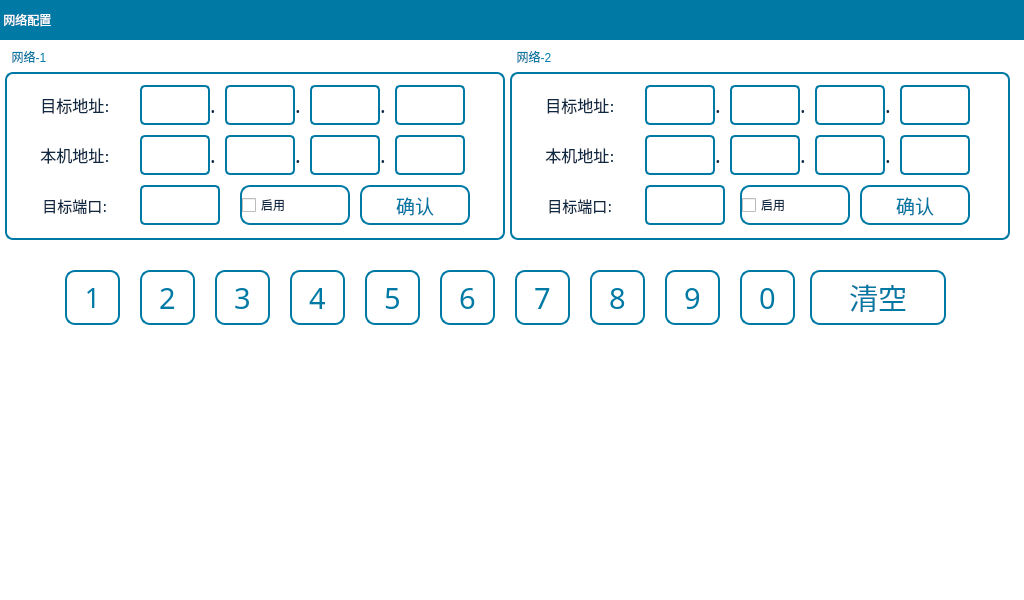
Micheal1022/HostAppProject, file SSHostSet/SystemSet/confnetwork.ui: the form before one commit.
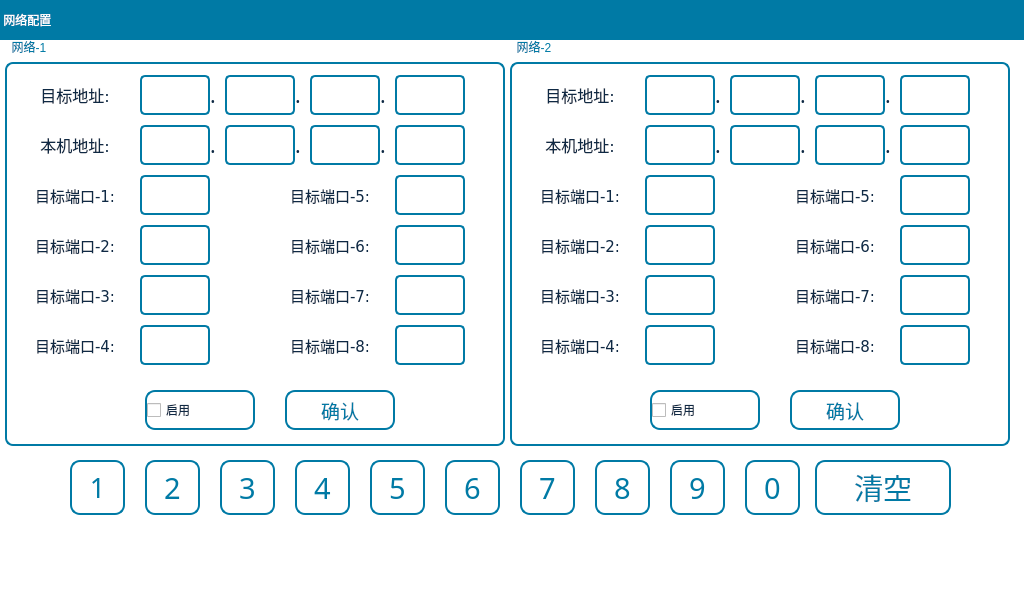
The form after the commit. Icons and pictures are not drawn.

Commit message: 1.添加端口配置 2.修更改数据库接口 3.调整NODEINFO、SYSTEM两个数据库文件

What changed in the file:
```diff
--- a/SSHostSet/SystemSet/confnetwork.ui
+++ b/SSHostSet/SystemSet/confnetwork.ui
@@ -132,9 +132,9 @@
    <property name="geometry">
     <rect>
      <x>5</x>
-     <y>50</y>
+     <y>40</y>
      <width>500</width>
-     <height>190</height>
+     <height>406</height>
     </rect>
    </property>
    <property name="focusPolicy">
@@ -527,7 +527,7 @@
 }</string>
     </property>
     <property name="text">
-     <string>目标端口:</string>
+     <string>目标端口-1:</string>
     </property>
     <property name="alignment">
      <set>Qt::AlignCenter</set>
@@ -538,7 +538,7 @@
      <rect>
       <x>135</x>
       <y>135</y>
-      <width>80</width>
+      <width>70</width>
       <height>40</height>
      </rect>
     </property>
@@ -716,8 +716,8 @@
    <widget class="QToolButton" name="tBtnNetWorkOk_1">
     <property name="geometry">
      <rect>
-      <x>355</x>
-      <y>135</y>
+      <x>280</x>
+      <y>350</y>
       <width>110</width>
       <height>40</height>
      </rect>
@@ -754,8 +754,8 @@
    <widget class="QCheckBox" name="checkBox_1">
     <property name="geometry">
      <rect>
-      <x>235</x>
-      <y>135</y>
+      <x>140</x>
+      <y>350</y>
       <width>110</width>
       <height>40</height>
      </rect>
@@ -764,6 +764,503 @@
      <string>启用</string>
     </property>
    </widget>
+   <widget class="QLineEdit" name="lineEditPort_12">
+    <property name="geometry">
+     <rect>
+      <x>135</x>
+      <y>185</y>
+      <width>70</width>
+      <height>40</height>
+     </rect>
+    </property>
+    <property name="font">
+     <font>
+      <family>文泉驿等宽微米黑</family>
+      <pointsize>14</pointsize>
+      <weight>50</weight>
+      <italic>false</italic>
+      <bold>false</bold>
+     </font>
+    </property>
+    <property name="focusPolicy">
+     <enum>Qt::ClickFocus</enum>
+    </property>
+    <property name="contextMenuPolicy">
+     <enum>Qt::NoContextMenu</enum>
+    </property>
+    <property name="styleSheet">
+     <string notr="true"/>
+    </property>
+    <property name="text">
+     <string/>
+    </property>
+    <property name="maxLength">
+     <number>6</number>
+    </property>
+    <property name="echoMode">
+     <enum>QLineEdit::Normal</enum>
+    </property>
+    <property name="alignment">
+     <set>Qt::AlignRight|Qt::AlignTrailing|Qt::AlignVCenter</set>
+    </property>
+   </widget>
+   <widget class="QLabel" name="lbPort_12">
+    <property name="geometry">
+     <rect>
+      <x>10</x>
+      <y>185</y>
+      <width>120</width>
+      <height>40</height>
+     </rect>
+    </property>
+    <property name="font">
+     <font>
+      <family>DejaVu Sans</family>
+      <pointsize>11</pointsize>
+      <weight>50</weight>
+      <italic>false</italic>
+      <bold>false</bold>
+     </font>
+    </property>
+    <property name="styleSheet">
+     <string notr="true">QLabel{
+font: 11pt &quot;DejaVu Sans&quot;;
+color:rgb(15, 41, 68);
+}</string>
+    </property>
+    <property name="text">
+     <string>目标端口-2:</string>
+    </property>
+    <property name="alignment">
+     <set>Qt::AlignCenter</set>
+    </property>
+   </widget>
+   <widget class="QLineEdit" name="lineEditPort_15">
+    <property name="geometry">
+     <rect>
+      <x>390</x>
+      <y>135</y>
+      <width>70</width>
+      <height>40</height>
+     </rect>
+    </property>
+    <property name="font">
+     <font>
+      <family>文泉驿等宽微米黑</family>
+      <pointsize>14</pointsize>
+      <weight>50</weight>
+      <italic>false</italic>
+      <bold>false</bold>
+     </font>
+    </property>
+    <property name="focusPolicy">
+     <enum>Qt::ClickFocus</enum>
+    </property>
+    <property name="contextMenuPolicy">
+     <enum>Qt::NoContextMenu</enum>
+    </property>
+    <property name="styleSheet">
+     <string notr="true"/>
+    </property>
+    <property name="text">
+     <string/>
+    </property>
+    <property name="maxLength">
+     <number>6</number>
+    </property>
+    <property name="echoMode">
+     <enum>QLineEdit::Normal</enum>
+    </property>
+    <property name="alignment">
+     <set>Qt::AlignRight|Qt::AlignTrailing|Qt::AlignVCenter</set>
+    </property>
+   </widget>
+   <widget class="QLabel" name="lbPort_15">
+    <property name="geometry">
+     <rect>
+      <x>265</x>
+      <y>135</y>
+      <width>120</width>
+      <height>40</height>
+     </rect>
+    </property>
+    <property name="font">
+     <font>
+      <family>DejaVu Sans</family>
+      <pointsize>11</pointsize>
+      <weight>50</weight>
+      <italic>false</italic>
+      <bold>false</bold>
+     </font>
+    </property>
+    <property name="styleSheet">
+     <string notr="true">QLabel{
+font: 11pt &quot;DejaVu Sans&quot;;
+color:rgb(15, 41, 68);
+}</string>
+    </property>
+    <property name="text">
+     <string>目标端口-5:</string>
+    </property>
+    <property name="alignment">
+     <set>Qt::AlignCenter</set>
+    </property>
+   </widget>
+   <widget class="QLabel" name="lbPort_16">
+    <property name="geometry">
+     <rect>
+      <x>265</x>
+      <y>185</y>
+      <width>120</width>
+      <height>40</height>
+     </rect>
+    </property>
+    <property name="font">
+     <font>
+      <family>DejaVu Sans</family>
+      <pointsize>11</pointsize>
+      <weight>50</weight>
+      <italic>false</italic>
+      <bold>false</bold>
+     </font>
+    </property>
+    <property name="styleSheet">
+     <string notr="true">QLabel{
+font: 11pt &quot;DejaVu Sans&quot;;
+color:rgb(15, 41, 68);
+}</string>
+    </property>
+    <property name="text">
+     <string>目标端口-6:</string>
+    </property>
+    <property name="alignment">
+     <set>Qt::AlignCenter</set>
+    </property>
+   </widget>
+   <widget class="QLineEdit" name="lineEditPort_16">
+    <property name="geometry">
+     <rect>
+      <x>390</x>
+      <y>185</y>
+      <width>70</width>
+      <height>40</height>
+     </rect>
+    </property>
+    <property name="font">
+     <font>
+      <family>文泉驿等宽微米黑</family>
+      <pointsize>14</pointsize>
+      <weight>50</weight>
+      <italic>false</italic>
+      <bold>false</bold>
+     </font>
+    </property>
+    <property name="focusPolicy">
+     <enum>Qt::ClickFocus</enum>
+    </property>
+    <property name="contextMenuPolicy">
+     <enum>Qt::NoContextMenu</enum>
+    </property>
+    <property name="styleSheet">
+     <string notr="true"/>
+    </property>
+    <property name="text">
+     <string/>
+    </property>
+    <property name="maxLength">
+     <number>6</number>
+    </property>
+    <property name="echoMode">
+     <enum>QLineEdit::Normal</enum>
+    </property>
+    <property name="alignment">
+     <set>Qt::AlignRight|Qt::AlignTrailing|Qt::AlignVCenter</set>
+    </property>
+   </widget>
+   <widget class="QLineEdit" name="lineEditPort_17">
+    <property name="geometry">
+     <rect>
+      <x>390</x>
+      <y>235</y>
+      <width>70</width>
+      <height>40</height>
+     </rect>
+    </property>
+    <property name="font">
+     <font>
+      <family>文泉驿等宽微米黑</family>
+      <pointsize>14</pointsize>
+      <weight>50</weight>
+      <italic>false</italic>
+      <bold>false</bold>
+     </font>
+    </property>
+    <property name="focusPolicy">
+     <enum>Qt::ClickFocus</enum>
+    </property>
+    <property name="contextMenuPolicy">
+     <enum>Qt::NoContextMenu</enum>
+    </property>
+    <property name="styleSheet">
+     <string notr="true"/>
+    </property>
+    <property name="text">
+     <string/>
+    </property>
+    <property name="maxLength">
+     <number>6</number>
+    </property>
+    <property name="echoMode">
+     <enum>QLineEdit::Normal</enum>
+    </property>
+    <property name="alignment">
+     <set>Qt::AlignRight|Qt::AlignTrailing|Qt::AlignVCenter</set>
+    </property>
+   </widget>
+   <widget class="QLabel" name="lbPort_17">
+    <property name="geometry">
+     <rect>
+      <x>265</x>
+      <y>235</y>
+      <width>120</width>
+      <height>40</height>
+     </rect>
+    </property>
+    <property name="font">
+     <font>
+      <family>DejaVu Sans</family>
+      <pointsize>11</pointsize>
+      <weight>50</weight>
+      <italic>false</italic>
+      <bold>false</bold>
+     </font>
+    </property>
+    <property name="styleSheet">
+     <string notr="true">QLabel{
+font: 11pt &quot;DejaVu Sans&quot;;
+color:rgb(15, 41, 68);
+}</string>
+    </property>
+    <property name="text">
+     <string>目标端口-7:</string>
+    </property>
+    <property name="alignment">
+     <set>Qt::AlignCenter</set>
+    </property>
+   </widget>
+   <widget class="QLabel" name="lbPort_18">
+    <property name="geometry">
+     <rect>
+      <x>265</x>
+      <y>285</y>
+      <width>120</width>
+      <height>40</height>
+     </rect>
+    </property>
+    <property name="font">
+     <font>
+      <family>DejaVu Sans</family>
+      <pointsize>11</pointsize>
+      <weight>50</weight>
+      <italic>false</italic>
+      <bold>false</bold>
+     </font>
+    </property>
+    <property name="styleSheet">
+     <string notr="true">QLabel{
+font: 11pt &quot;DejaVu Sans&quot;;
+color:rgb(15, 41, 68);
+}</string>
+    </property>
+    <property name="text">
+     <string>目标端口-8:</string>
+    </property>
+    <property name="alignment">
+     <set>Qt::AlignCenter</set>
+    </property>
+   </widget>
+   <widget class="QLineEdit" name="lineEditPort_14">
+    <property name="geometry">
+     <rect>
+      <x>135</x>
+      <y>285</y>
+      <width>70</width>
+      <height>40</height>
+     </rect>
+    </property>
+    <property name="font">
+     <font>
+      <family>文泉驿等宽微米黑</family>
+      <pointsize>14</pointsize>
+      <weight>50</weight>
+      <italic>false</italic>
+      <bold>false</bold>
+     </font>
+    </property>
+    <property name="focusPolicy">
+     <enum>Qt::ClickFocus</enum>
+    </property>
+    <property name="contextMenuPolicy">
+     <enum>Qt::NoContextMenu</enum>
+    </property>
+    <property name="styleSheet">
+     <string notr="true"/>
+    </property>
+    <property name="text">
+     <string/>
+    </property>
+    <property name="maxLength">
+     <number>6</number>
+    </property>
+    <property name="echoMode">
+     <enum>QLineEdit::Normal</enum>
+    </property>
+    <property name="alignment">
+     <set>Qt::AlignRight|Qt::AlignTrailing|Qt::AlignVCenter</set>
+    </property>
+   </widget>
+   <widget class="QLineEdit" name="lineEditPort_13">
+    <property name="geometry">
+     <rect>
+      <x>135</x>
+      <y>235</y>
+      <width>70</width>
+      <height>40</height>
+     </rect>
+    </property>
+    <property name="font">
+     <font>
+      <family>文泉驿等宽微米黑</family>
+      <pointsize>14</pointsize>
+      <weight>50</weight>
+      <italic>false</italic>
+      <bold>false</bold>
+     </font>
+    </property>
+    <property name="focusPolicy">
+     <enum>Qt::ClickFocus</enum>
+    </property>
+    <property name="contextMenuPolicy">
+     <enum>Qt::NoContextMenu</enum>
+    </property>
+    <property name="styleSheet">
+     <string notr="true"/>
+    </property>
+    <property name="text">
+     <string/>
+    </property>
+    <property name="maxLength">
+     <number>6</number>
+    </property>
+    <property name="echoMode">
+     <enum>QLineEdit::Normal</enum>
+    </property>
+    <property name="alignment">
+     <set>Qt::AlignRight|Qt::AlignTrailing|Qt::AlignVCenter</set>
+    </property>
+   </widget>
+   <widget class="QLineEdit" name="lineEditPort_18">
+    <property name="geometry">
+     <rect>
+      <x>390</x>
+      <y>285</y>
+      <width>70</width>
+      <height>40</height>
+     </rect>
+    </property>
+    <property name="font">
+     <font>
+      <family>文泉驿等宽微米黑</family>
+      <pointsize>14</pointsize>
+      <weight>50</weight>
+      <italic>false</italic>
+      <bold>false</bold>
+     </font>
+    </property>
+    <property name="focusPolicy">
+     <enum>Qt::ClickFocus</enum>
+    </property>
+    <property name="contextMenuPolicy">
+     <enum>Qt::NoContextMenu</enum>
+    </property>
+    <property name="styleSheet">
+     <string notr="true"/>
+    </property>
+    <property name="text">
+     <string/>
+    </property>
+    <property name="maxLength">
+     <number>6</number>
+    </property>
+    <property name="echoMode">
+     <enum>QLineEdit::Normal</enum>
+    </property>
+    <property name="alignment">
+     <set>Qt::AlignRight|Qt::AlignTrailing|Qt::AlignVCenter</set>
+    </property>
+   </widget>
+   <widget class="QLabel" name="lbPort_14">
+    <property name="geometry">
+     <rect>
+      <x>10</x>
+      <y>285</y>
+      <width>120</width>
+      <height>40</height>
+     </rect>
+    </property>
+    <property name="font">
+     <font>
+      <family>DejaVu Sans</family>
+      <pointsize>11</pointsize>
+      <weight>50</weight>
+      <italic>false</italic>
+      <bold>false</bold>
+     </font>
+    </property>
+    <property name="styleSheet">
+     <string notr="true">QLabel{
+font: 11pt &quot;DejaVu Sans&quot;;
+color:rgb(15, 41, 68);
+}</string>
+    </property>
+    <property name="text">
+     <string>目标端口-4:</string>
+    </property>
+    <property name="alignment">
+     <set>Qt::AlignCenter</set>
+    </property>
+   </widget>
+   <widget class="QLabel" name="lbPort_13">
+    <property name="geometry">
+     <rect>
+      <x>10</x>
+      <y>235</y>
+      <width>120</width>
+      <height>40</height>
+     </rect>
+    </property>
+    <property name="font">
+     <font>
+      <family>DejaVu Sans</family>
+      <pointsize>11</pointsize>
+      <weight>50</weight>
+      <italic>false</italic>
+      <bold>false</bold>
+     </font>
+    </property>
+    <property name="styleSheet">
+     <string notr="true">QLabel{
+font: 11pt &quot;DejaVu Sans&quot;;
+color:rgb(15, 41, 68);
+}</string>
+    </property>
+    <property name="text">
+     <string>目标端口-3:</string>
+    </property>
+    <property name="alignment">
+     <set>Qt::AlignCenter</set>
+    </property>
+   </widget>
   </widget>
   <widget class="QGroupBox" name="gBoxAble_2">
    <property name="enabled">
@@ -772,9 +1269,9 @@
    <property name="geometry">
     <rect>
      <x>510</x>
-     <y>50</y>
+     <y>40</y>
      <width>500</width>
-     <height>190</height>
+     <height>406</height>
     </rect>
    </property>
    <property name="focusPolicy">
@@ -1167,7 +1664,7 @@
 }</string>
     </property>
     <property name="text">
-     <string>目标端口:</string>
+     <string>目标端口-1:</string>
     </property>
     <property name="alignment">
      <set>Qt::AlignCenter</set>
@@ -1178,7 +1675,7 @@
      <rect>
       <x>135</x>
       <y>135</y>
-      <width>80</width>
+      <width>70</width>
       <height>40</height>
      </rect>
     </property>
@@ -1356,8 +1853,8 @@
    <widget class="QToolButton" name="tBtnNetWorkOk_2">
     <property name="geometry">
      <rect>
-      <x>350</x>
-      <y>135</y>
+      <x>280</x>
+      <y>350</y>
       <width>110</width>
       <height>40</height>
      </rect>
@@ -1394,8 +1891,8 @@
    <widget class="QCheckBox" name="checkBox_2">
     <property name="geometry">
      <rect>
-      <x>230</x>
-      <y>135</y>
+      <x>140</x>
+      <y>350</y>
       <width>110</width>
       <height>40</height>
      </rect>
@@ -1404,12 +1901,509 @@
      <string>启用</string>
     </property>
    </widget>
+   <widget class="QLabel" name="lbPort_22">
+    <property name="geometry">
+     <rect>
+      <x>10</x>
+      <y>185</y>
+      <width>120</width>
+      <height>40</height>
+     </rect>
+    </property>
+    <property name="font">
+     <font>
+      <family>DejaVu Sans</family>
+      <pointsize>11</pointsize>
+      <weight>50</weight>
+      <italic>false</italic>
+      <bold>false</bold>
+     </font>
+    </property>
+    <property name="styleSheet">
+     <string notr="true">QLabel{
+font: 11pt &quot;DejaVu Sans&quot;;
+color:rgb(15, 41, 68);
+}</string>
+    </property>
+    <property name="text">
+     <string>目标端口-2:</string>
+    </property>
+    <property name="alignment">
+     <set>Qt::AlignCenter</set>
+    </property>
+   </widget>
+   <widget class="QLineEdit" name="lineEditPort_22">
+    <property name="geometry">
+     <rect>
+      <x>135</x>
+      <y>185</y>
+      <width>70</width>
+      <height>40</height>
+     </rect>
+    </property>
+    <property name="font">
+     <font>
+      <family>文泉驿等宽微米黑</family>
+      <pointsize>14</pointsize>
+      <weight>50</weight>
+      <italic>false</italic>
+      <bold>false</bold>
+     </font>
+    </property>
+    <property name="focusPolicy">
+     <enum>Qt::ClickFocus</enum>
+    </property>
+    <property name="contextMenuPolicy">
+     <enum>Qt::NoContextMenu</enum>
+    </property>
+    <property name="styleSheet">
+     <string notr="true"/>
+    </property>
+    <property name="text">
+     <string/>
+    </property>
+    <property name="maxLength">
+     <number>6</number>
+    </property>
+    <property name="echoMode">
+     <enum>QLineEdit::Normal</enum>
+    </property>
+    <property name="alignment">
+     <set>Qt::AlignRight|Qt::AlignTrailing|Qt::AlignVCenter</set>
+    </property>
+   </widget>
+   <widget class="QLineEdit" name="lineEditPort_23">
+    <property name="geometry">
+     <rect>
+      <x>135</x>
+      <y>235</y>
+      <width>70</width>
+      <height>40</height>
+     </rect>
+    </property>
+    <property name="font">
+     <font>
+      <family>文泉驿等宽微米黑</family>
+      <pointsize>14</pointsize>
+      <weight>50</weight>
+      <italic>false</italic>
+      <bold>false</bold>
+     </font>
+    </property>
+    <property name="focusPolicy">
+     <enum>Qt::ClickFocus</enum>
+    </property>
+    <property name="contextMenuPolicy">
+     <enum>Qt::NoContextMenu</enum>
+    </property>
+    <property name="styleSheet">
+     <string notr="true"/>
+    </property>
+    <property name="text">
+     <string/>
+    </property>
+    <property name="maxLength">
+     <number>6</number>
+    </property>
+    <property name="echoMode">
+     <enum>QLineEdit::Normal</enum>
+    </property>
+    <property name="alignment">
+     <set>Qt::AlignRight|Qt::AlignTrailing|Qt::AlignVCenter</set>
+    </property>
+   </widget>
+   <widget class="QLabel" name="lbPort_23">
+    <property name="geometry">
+     <rect>
+      <x>10</x>
+      <y>235</y>
+      <width>120</width>
+      <height>40</height>
+     </rect>
+    </property>
+    <property name="font">
+     <font>
+      <family>DejaVu Sans</family>
+      <pointsize>11</pointsize>
+      <weight>50</weight>
+      <italic>false</italic>
+      <bold>false</bold>
+     </font>
+    </property>
+    <property name="styleSheet">
+     <string notr="true">QLabel{
+font: 11pt &quot;DejaVu Sans&quot;;
+color:rgb(15, 41, 68);
+}</string>
+    </property>
+    <property name="text">
+     <string>目标端口-3:</string>
+    </property>
+    <property name="alignment">
+     <set>Qt::AlignCenter</set>
+    </property>
+   </widget>
+   <widget class="QLineEdit" name="lineEditPort_24">
+    <property name="geometry">
+     <rect>
+      <x>135</x>
+      <y>285</y>
+      <width>70</width>
+      <height>40</height>
+     </rect>
+    </property>
+    <property name="font">
+     <font>
+      <family>文泉驿等宽微米黑</family>
+      <pointsize>14</pointsize>
+      <weight>50</weight>
+      <italic>false</italic>
+      <bold>false</bold>
+     </font>
+    </property>
+    <property name="focusPolicy">
+     <enum>Qt::ClickFocus</enum>
+    </property>
+    <property name="contextMenuPolicy">
+     <enum>Qt::NoContextMenu</enum>
+    </property>
+    <property name="styleSheet">
+     <string notr="true"/>
+    </property>
+    <property name="text">
+     <string/>
+    </property>
+    <property name="maxLength">
+     <number>6</number>
+    </property>
+    <property name="echoMode">
+     <enum>QLineEdit::Normal</enum>
+    </property>
+    <property name="alignment">
+     <set>Qt::AlignRight|Qt::AlignTrailing|Qt::AlignVCenter</set>
+    </property>
+   </widget>
+   <widget class="QLabel" name="lbPort_24">
+    <property name="geometry">
+     <rect>
+      <x>10</x>
+      <y>285</y>
+      <width>120</width>
+      <height>40</height>
+     </rect>
+    </property>
+    <property name="font">
+     <font>
+      <family>DejaVu Sans</family>
+      <pointsize>11</pointsize>
+      <weight>50</weight>
+      <italic>false</italic>
+      <bold>false</bold>
+     </font>
+    </property>
+    <property name="styleSheet">
+     <string notr="true">QLabel{
+font: 11pt &quot;DejaVu Sans&quot;;
+color:rgb(15, 41, 68);
+}</string>
+    </property>
+    <property name="text">
+     <string>目标端口-4:</string>
+    </property>
+    <property name="alignment">
+     <set>Qt::AlignCenter</set>
+    </property>
+   </widget>
+   <widget class="QLabel" name="lbPort_25">
+    <property name="geometry">
+     <rect>
+      <x>265</x>
+      <y>135</y>
+      <width>120</width>
+      <height>40</height>
+     </rect>
+    </property>
+    <property name="font">
+     <font>
+      <family>DejaVu Sans</family>
+      <pointsize>11</pointsize>
+      <weight>50</weight>
+      <italic>false</italic>
+      <bold>false</bold>
+     </font>
+    </property>
+    <property name="styleSheet">
+     <string notr="true">QLabel{
+font: 11pt &quot;DejaVu Sans&quot;;
+color:rgb(15, 41, 68);
+}</string>
+    </property>
+    <property name="text">
+     <string>目标端口-5:</string>
+    </property>
+    <property name="alignment">
+     <set>Qt::AlignCenter</set>
+    </property>
+   </widget>
+   <widget class="QLineEdit" name="lineEditPort_25">
+    <property name="geometry">
+     <rect>
+      <x>390</x>
+      <y>135</y>
+      <width>70</width>
+      <height>40</height>
+     </rect>
+    </property>
+    <property name="font">
+     <font>
+      <family>文泉驿等宽微米黑</family>
+      <pointsize>14</pointsize>
+      <weight>50</weight>
+      <italic>false</italic>
+      <bold>false</bold>
+     </font>
+    </property>
+    <property name="focusPolicy">
+     <enum>Qt::ClickFocus</enum>
+    </property>
+    <property name="contextMenuPolicy">
+     <enum>Qt::NoContextMenu</enum>
+    </property>
+    <property name="styleSheet">
+     <string notr="true"/>
+    </property>
+    <property name="text">
+     <string/>
+    </property>
+    <property name="maxLength">
+     <number>6</number>
+    </property>
+    <property name="echoMode">
+     <enum>QLineEdit::Normal</enum>
+    </property>
+    <property name="alignment">
+     <set>Qt::AlignRight|Qt::AlignTrailing|Qt::AlignVCenter</set>
+    </property>
+   </widget>
+   <widget class="QLabel" name="lbPort_26">
+    <property name="geometry">
+     <rect>
+      <x>265</x>
+      <y>185</y>
+      <width>120</width>
+      <height>40</height>
+     </rect>
+    </property>
+    <property name="font">
+     <font>
+      <family>DejaVu Sans</family>
+      <pointsize>11</pointsize>
+      <weight>50</weight>
+      <italic>false</italic>
+      <bold>false</bold>
+     </font>
+    </property>
+    <property name="styleSheet">
+     <string notr="true">QLabel{
+font: 11pt &quot;DejaVu Sans&quot;;
+color:rgb(15, 41, 68);
+}</string>
+    </property>
+    <property name="text">
+     <string>目标端口-6:</string>
+    </property>
+    <property name="alignment">
+     <set>Qt::AlignCenter</set>
+    </property>
+   </widget>
+   <widget class="QLineEdit" name="lineEditPort_26">
+    <property name="geometry">
+     <rect>
+      <x>390</x>
+      <y>185</y>
+      <width>70</width>
+      <height>40</height>
+     </rect>
+    </property>
+    <property name="font">
+     <font>
+      <family>文泉驿等宽微米黑</family>
+      <pointsize>14</pointsize>
+      <weight>50</weight>
+      <italic>false</italic>
+      <bold>false</bold>
+     </font>
+    </property>
+    <property name="focusPolicy">
+     <enum>Qt::ClickFocus</enum>
+    </property>
+    <property name="contextMenuPolicy">
+     <enum>Qt::NoContextMenu</enum>
+    </property>
+    <property name="styleSheet">
+     <string notr="true"/>
+    </property>
+    <property name="text">
+     <string/>
+    </property>
+    <property name="maxLength">
+     <number>6</number>
+    </property>
+    <property name="echoMode">
+     <enum>QLineEdit::Normal</enum>
+    </property>
+    <property name="alignment">
+     <set>Qt::AlignRight|Qt::AlignTrailing|Qt::AlignVCenter</set>
+    </property>
+   </widget>
+   <widget class="QLabel" name="lbPort_27">
+    <property name="geometry">
+     <rect>
+      <x>265</x>
+      <y>235</y>
+      <width>120</width>
+      <height>40</height>
+     </rect>
+    </property>
+    <property name="font">
+     <font>
+      <family>DejaVu Sans</family>
+      <pointsize>11</pointsize>
+      <weight>50</weight>
+      <italic>false</italic>
+      <bold>false</bold>
+     </font>
+    </property>
+    <property name="styleSheet">
+     <string notr="true">QLabel{
+font: 11pt &quot;DejaVu Sans&quot;;
+color:rgb(15, 41, 68);
+}</string>
+    </property>
+    <property name="text">
+     <string>目标端口-7:</string>
+    </property>
+    <property name="alignment">
+     <set>Qt::AlignCenter</set>
+    </property>
+   </widget>
+   <widget class="QLineEdit" name="lineEditPort_27">
+    <property name="geometry">
+     <rect>
+      <x>390</x>
+      <y>235</y>
+      <width>70</width>
+      <height>40</height>
+     </rect>
+    </property>
+    <property name="font">
+     <font>
+      <family>文泉驿等宽微米黑</family>
+      <pointsize>14</pointsize>
+      <weight>50</weight>
+      <italic>false</italic>
+      <bold>false</bold>
+     </font>
+    </property>
+    <property name="focusPolicy">
+     <enum>Qt::ClickFocus</enum>
+    </property>
+    <property name="contextMenuPolicy">
+     <enum>Qt::NoContextMenu</enum>
+    </property>
+    <property name="styleSheet">
+     <string notr="true"/>
+    </property>
+    <property name="text">
+     <string/>
+    </property>
+    <property name="maxLength">
+     <number>6</number>
+    </property>
+    <property name="echoMode">
+     <enum>QLineEdit::Normal</enum>
+    </property>
+    <property name="alignment">
+     <set>Qt::AlignRight|Qt::AlignTrailing|Qt::AlignVCenter</set>
+    </property>
+   </widget>
+   <widget class="QLabel" name="lbPort_28">
+    <property name="geometry">
+     <rect>
+      <x>265</x>
+      <y>285</y>
+      <width>120</width>
+      <height>40</height>
+     </rect>
+    </property>
+    <property name="font">
+     <font>
+      <family>DejaVu Sans</family>
+      <pointsize>11</pointsize>
+      <weight>50</weight>
+      <italic>false</italic>
+      <bold>false</bold>
+     </font>
+    </property>
+    <property name="styleSheet">
+     <string notr="true">QLabel{
+font: 11pt &quot;DejaVu Sans&quot;;
+color:rgb(15, 41, 68);
+}</string>
+    </property>
+    <property name="text">
+     <string>目标端口-8:</string>
+    </property>
+    <property name="alignment">
+     <set>Qt::AlignCenter</set>
+    </property>
+   </widget>
+   <widget class="QLineEdit" name="lineEditPort_28">
+    <property name="geometry">
+     <rect>
+      <x>390</x>
+      <y>285</y>
+      <width>70</width>
+      <height>40</height>
+     </rect>
+    </property>
+    <property name="font">
+     <font>
+      <family>文泉驿等宽微米黑</family>
+      <pointsize>14</pointsize>
+      <weight>50</weight>
+      <italic>false</italic>
+      <bold>false</bold>
+     </font>
+    </property>
+    <property name="focusPolicy">
+     <enum>Qt::ClickFocus</enum>
+    </property>
+    <property name="contextMenuPolicy">
+     <enum>Qt::NoContextMenu</enum>
+    </property>
+    <property name="styleSheet">
+     <string notr="true"/>
+    </property>
+    <property name="text">
+     <string/>
+    </property>
+    <property name="maxLength">
+     <number>6</number>
+    </property>
+    <property name="echoMode">
+     <enum>QLineEdit::Normal</enum>
+    </property>
+    <property name="alignment">
+     <set>Qt::AlignRight|Qt::AlignTrailing|Qt::AlignVCenter</set>
+    </property>
+   </widget>
   </widget>
   <widget class="QWidget" name="widget" native="true">
    <property name="geometry">
     <rect>
-     <x>40</x>
-     <y>260</y>
+     <x>45</x>
+     <y>450</y>
      <width>931</width>
      <height>81</height>
     </rect>
```
Left out of the diff: 8 changed lines with no effect on the pictures. The commit also changes 32 other files.
